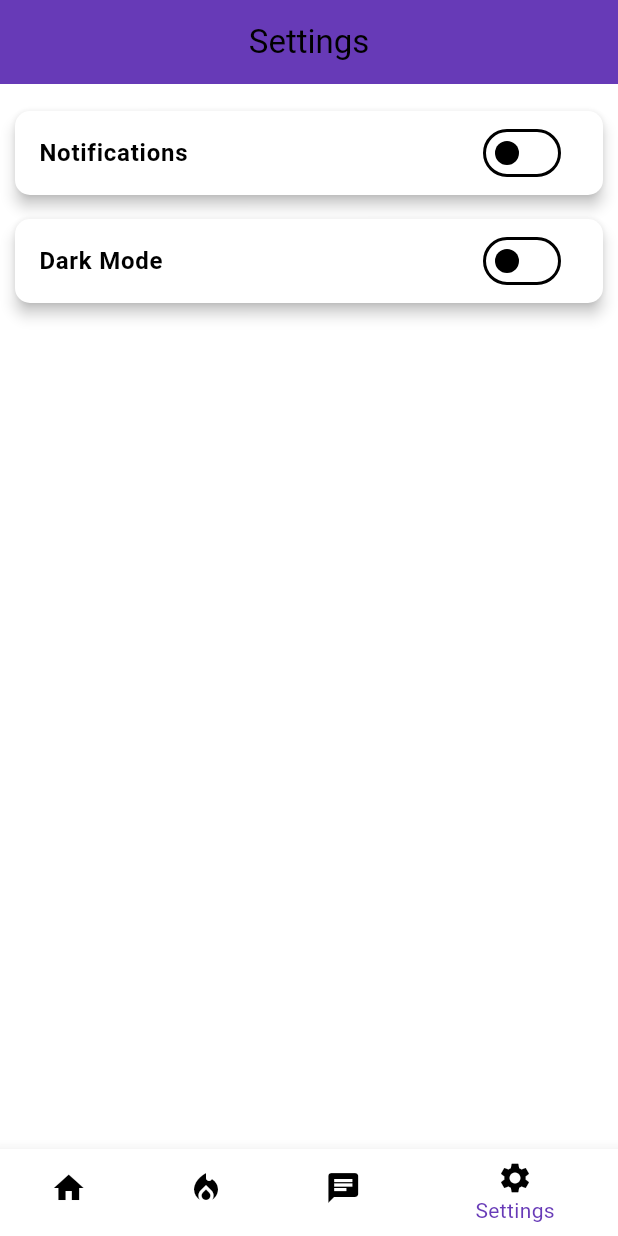
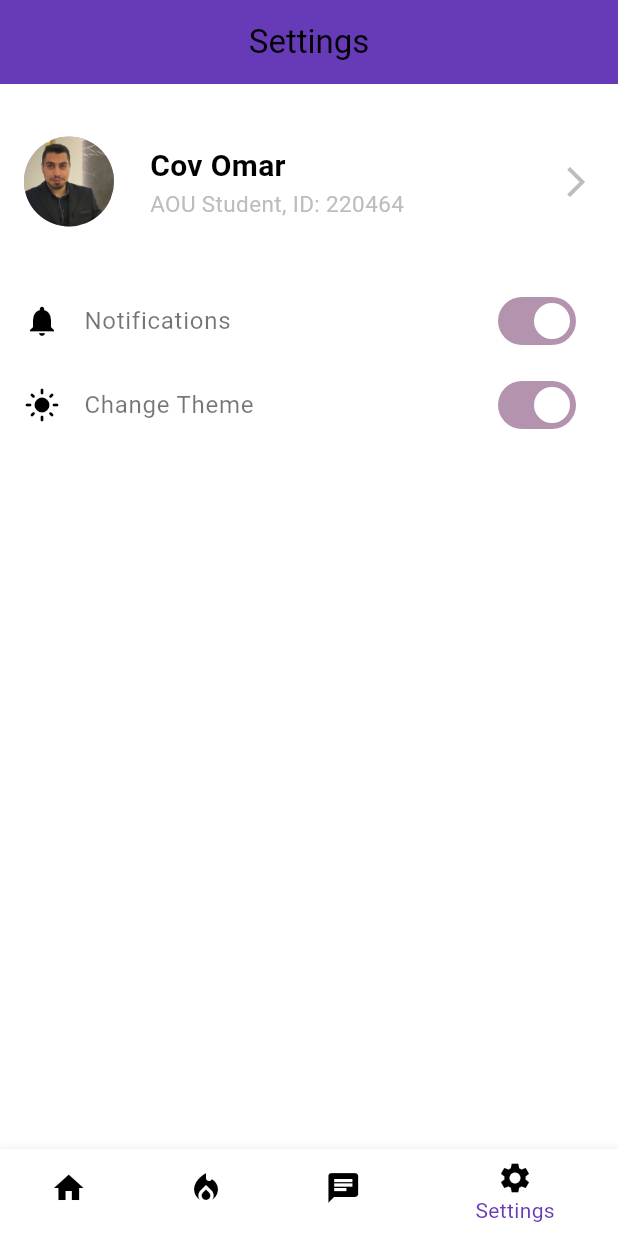
Before and after one commit to hassanmouusahassan/aou_club, a Flutter app: the screen it shows after launch, swiped to page 4, on a phone screen of 412 x 824 dp. Run offline on Flutter 3.47's test engine with Material 3 defaults, Android fonts, the light colour scheme and no system bars; our stand-ins replace image_picker, shared_preferences.

Commit message:
setting-profile edited

```diff
--- a/lib/screens/club_home_page.dart
+++ b/lib/screens/club_home_page.dart
@@ -58,6 +58,7 @@ class _ClubsPageState extends State<ClubsPage> {
 
   @override
   Widget build(BuildContext context) {
+
     return Scaffold(
       appBar: AppBar(
         title: Center(child: Text(_getTitle(_selectedIndex))),
--- a/lib/screens/clubs_info_pages.dart
+++ b/lib/screens/clubs_info_pages.dart
@@ -1,6 +1,7 @@
 import 'package:flutter/material.dart';
 
 class ClubInfo extends StatelessWidget {
+
   const ClubInfo({super.key});
 
   @override
--- a/lib/screens/settings_page.dart
+++ b/lib/screens/settings_page.dart
@@ -1,4 +1,27 @@
 import 'package:flutter/material.dart';
+import 'package:aou_club/screens/profile_page.dart';
+import 'package:shared_preferences/shared_preferences.dart';
+
+void main() async {
+  WidgetsFlutterBinding.ensureInitialized();
+  await UserPreferences.init();
+  runApp(MyApp());
+}
+
+class MyApp extends StatelessWidget {
+  @override
+  Widget build(BuildContext context) {
+    return MaterialApp(
+      title: 'Flutter Settings UI',
+      theme: ThemeData(
+        primarySwatch: Colors.blueGrey,
+        brightness: Brightness.dark,
+        hintColor: Colors.amber,
+      ),
+      home: SettingsPage(),
+    );
+  }
+}
 
 class SettingsPage extends StatefulWidget {
   @override
@@ -6,60 +29,142 @@ class SettingsPage extends StatefulWidget {
 }
 
 class _SettingsPageState extends State<SettingsPage> {
-  bool isNotificationsEnabled = false;
-  bool isDarkModeEnabled = false;
+  bool isNotificationsOn = true;
+  bool isthemeOn = true;
+  String userName = 'Cov Omar';
+  String userImage = 'assets/omar.png'; // Ensure this path is valid
+
+  @override
+  void initState() {
+    super.initState();
+    loadProfile();
+  }
+
+  void loadProfile() async {
+    final prefs = await SharedPreferences.getInstance();
+    String? savedName = prefs.getString('userName');
+    if (savedName != null && savedName.isNotEmpty) {
+      setState(() {
+        userName = savedName;
+      });
+    }
+  }
+
+  void updateProfile(String newName, String newImage) async {
+    setState(() {
+      userName = newName;
+      userImage = newImage;
+    });
+    final prefs = await SharedPreferences.getInstance();
+    await prefs.setString('userName', newName);
+  }
+
+  navigateToProfile() {
+    Navigator.of(context).push(_createRoute()).then((_) => loadProfile()); // Reload profile on return
+  }
+
+  Route _createRoute() {
+    return PageRouteBuilder(
+      pageBuilder: (context, animation, secondaryAnimation) => ProfilePage(
+        userName: userName,
+        userImage: userImage,
+        onUpdate: updateProfile,
+      ),
+      transitionsBuilder: (context, animation, secondaryAnimation, child) {
+        var begin = Offset(1.0, 0.0);
+        var end = Offset.zero;
+        var curve = Curves.ease;
+
+        var tween = Tween(begin: begin, end: end).chain(CurveTween(curve: curve));
+        var offsetAnimation = animation.drive(tween);
+
+        return SlideTransition(
+          position: offsetAnimation,
+          child: child,
+        );
+      },
+    );
+  }
 
   @override
   Widget build(BuildContext context) {
     return Scaffold(
-
-      body: ListView(
-        padding: EdgeInsets.all(10),
+      body: Column(
+        children: <Widget>[
+          InkWell(
+            onTap: navigateToProfile,
+            child: Padding(
+              padding: const EdgeInsets.symmetric(vertical: 35.0, horizontal: 16.0),
+              child: Row(
+                children: <Widget>[
+                  CircleAvatar(
+                    backgroundImage: AssetImage(userImage),
+                    radius: 30,
+                  ),
+                  SizedBox(width: 24),
+                  Expanded(
+                    child: Column(
+                      crossAxisAlignment: CrossAxisAlignment.start,
+                      children: <Widget>[
+                        Text(
+                          userName,
+                          style: TextStyle(
+                            color: Colors.black,
+                            fontWeight: FontWeight.bold,
+                            fontSize: 20,
+                          ),
+                        ),
+                        Text(
+                          'AOU Student, ID: 220464',
+                          style: TextStyle(color: Colors.grey[400], fontSize: 15),
+                        ),
+                      ],
+                    ),
+                  ),
+                  Icon(Icons.arrow_forward_ios, color: Colors.grey[400]),
+                ],
+              ),
+            ),
+          ),
+          Expanded(
+            child: ListView(
               children: [
-          _buildAnimatedSwitchListTile(
-            title: "Notifications",
-            value: isNotificationsEnabled,
+                SwitchListTile(
+                  title: Text('Notifications', style: TextStyle(color: Colors.black54)),
+                  value: isNotificationsOn,
                   onChanged: (bool value) {
                     setState(() {
-                isNotificationsEnabled = value;
+                      isNotificationsOn = value;
                     });
                   },
+                  secondary: Icon(Icons.notifications, color: Colors.black),
                 ),
-          _buildAnimatedSwitchListTile(
-            title: "Dark Mode",
-            value: isDarkModeEnabled,
+                SwitchListTile(
+                  title: Text('Change Theme', style: TextStyle(color: Colors.black54)),
+                  value: isthemeOn,
                   onChanged: (bool value) {
                     setState(() {
-                isDarkModeEnabled = value;
+                      isthemeOn = value;
                     });
                   },
+                  secondary: Icon(Icons.light_mode, color: Colors.black),
                 ),
-          // Add more settings options as needed
+                // Add more options here as needed
+              ],
+            ),
+          ),
         ],
       ),
     );
   }
+}
 
-  Widget _buildAnimatedSwitchListTile({
-    required String title,
-    required bool value,
-    required Function(bool) onChanged,
-  }) {
-    return Card(
-      elevation: 4.0,
-      margin: EdgeInsets.symmetric(vertical: 8.0),
-      shape: RoundedRectangleBorder(borderRadius: BorderRadius.circular(10.0)),
-      child: ListTile(
-        title: Text(
-          title,
-          style: TextStyle(fontWeight: FontWeight.bold),
-        ),
-        trailing: Switch(
-          value: value,
-          onChanged: onChanged,
-          activeColor: Colors.deepPurple,
-        ),
-      ),
-    );
+class UserPreferences {
+  static late SharedPreferences _preferences;
+
+  static Future init() async => _preferences = await SharedPreferences.getInstance();
+
+  static Future setName(String name) async => await _preferences.setString('userName', name);
+
+  static String getName() => _preferences.getString('userName') ?? '';
 }
-}
--- a/pubspec.yaml
+++ b/pubspec.yaml
@@ -31,6 +31,9 @@ dependencies:
   flutter:
     sdk: flutter
   provider: ^5.0.0
+  image_picker: ^1.0.6
+  shared_preferences: ^2.2.2
+
 
 
   # The following adds the Cupertino Icons font to your application.
@@ -62,6 +65,7 @@ flutter:
   # To add assets to your application, add an assets section, like this:
   assets:
     - assets/club-icon-4.jpg
+    - assets/omar.png
 
 
   # An image asset can refer to one or more resolution-specific "variants", see
```
Also changed, not shown: lib/main.dart (+13 -1 lines), lib/models/user_data.dart (added, +13 -0 lines), lib/screens/profile_page.dart (added, +121 -0 lines), assets/omar.png (added), pubspec.lock, 5 other files. Lines whose indentation alone changed are shown as unchanged.
